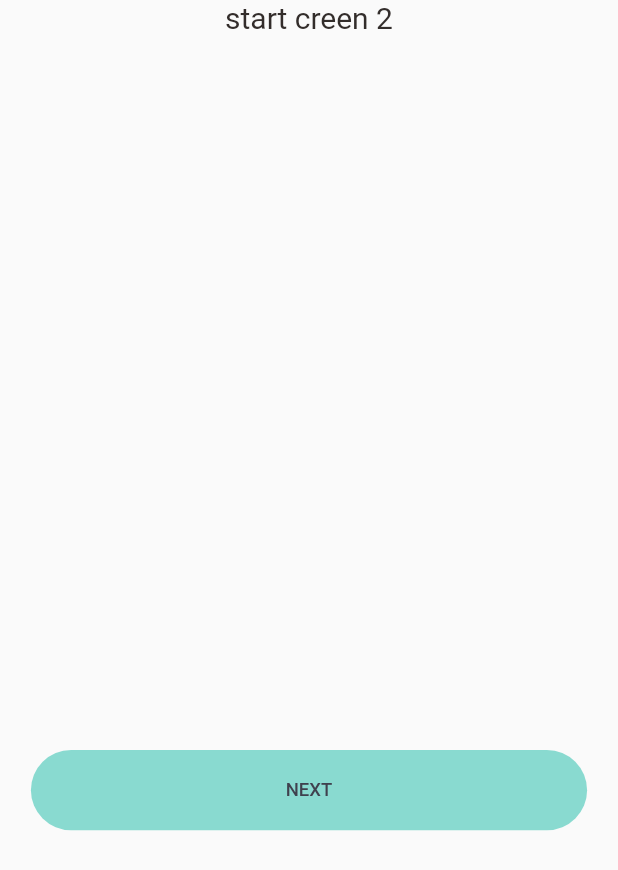
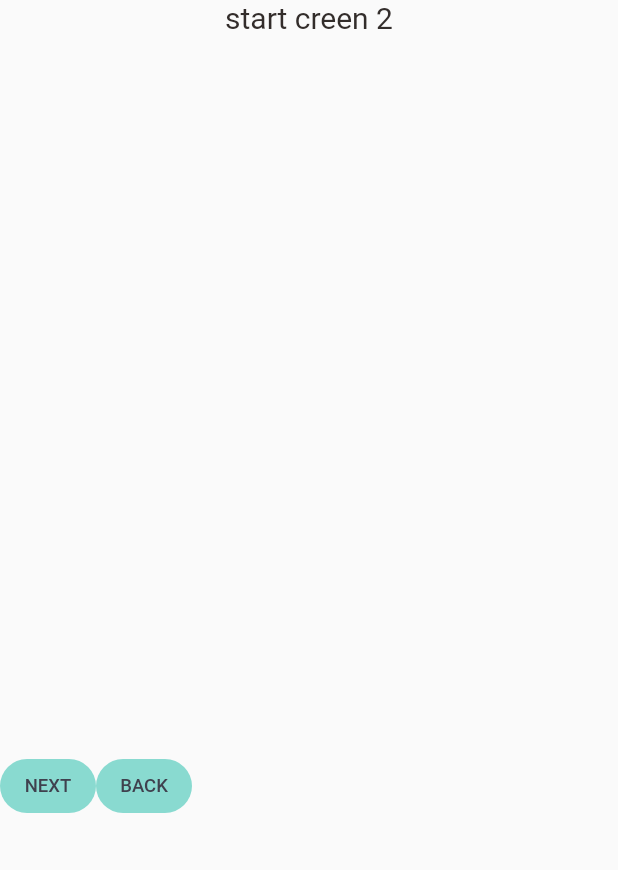
Before and after one commit to hoangtienbo001/my_demo_flutter, a Flutter app: the screen it shows after launch, after a tap on "NEXT", on a phone screen of 412 x 824 dp. Shown: the top 870 px of the screen. Run offline on Flutter 3.47's test engine with Material 2 defaults, Android fonts, the phone set to English and light mode, and no system bars; Roboto replaces fonts that are missing (HelveticaNeue).

Commit message:
fix button

```diff
--- a/lib/screems/startScreen/start1.dart
+++ b/lib/screems/startScreen/start1.dart
@@ -4,8 +4,8 @@ import 'package:flutter/material.dart';
 import 'package:flutter/src/widgets/container.dart';
 import 'package:flutter/src/widgets/framework.dart';
 
+import '../../static/colors.dart';
 import '../../utils/theme.dart';
-import '../../widgets/basic_button.dart';
 
 class Start1 extends StatelessWidget {
   const Start1({super.key});
@@ -26,20 +26,30 @@ class Start1 extends StatelessWidget {
         ),
         Align(
           alignment: const Alignment(0.0, 1.0),
-          child: BasicButton(
-            fixedSize: MaterialStateProperty.all(
-              Size(
-                size.width * 0.9,
-                size.height * 0.065,
-              ),
-            ),
-            textStyle: MaterialStateProperty.all(
-              PrimaryFont.medium(size.height * 0.015),
-            ),
-            text: 'NEXT',
+          child: ElevatedButton(
             onPressed: () {
               Navigator.of(context).pushNamed('$Start2');
             },
+            child: Text('NEXT'),
+            style: ButtonStyle(
+              backgroundColor: MaterialStateProperty.all(AppColors.mainColor),
+              shape: MaterialStateProperty.all(
+                RoundedRectangleBorder(
+                  borderRadius: BorderRadius.circular(38),
+                ),
+              ),
+              elevation: MaterialStateProperty.all(0),
+              fixedSize: MaterialStateProperty.all(
+                Size(
+                  size.width * 0.1,
+                  size.height * 0.01,
+                ),
+              ),
+              foregroundColor: MaterialStateProperty.all(kColorDarkGrey),
+              textStyle: MaterialStateProperty.all(
+                PrimaryFont.medium(size.height * 0.015),
+              ),
+            ),
           ),
         )
       ]),
--- a/lib/screems/startScreen/start2.dart
+++ b/lib/screems/startScreen/start2.dart
@@ -22,15 +22,44 @@ class Start2 extends StatelessWidget {
             decoration: BoxDecoration(),
             child: BigText(text: 'start creen 2'),
           ),
-          Align(
-            alignment: const Alignment(0.0, 1.0),
-            child: ElevatedButton(
+          // Align(
+          //   alignment: const Alignment(0.0, 1.0),
+          //   child: ElevatedButton(
+          //     onPressed: () {
+          //       Navigator.of(context).pushNamed('$Home');
+          //     },
+          //     child: Text('NEXT'),
+          //     style: ButtonStyle(
+          //       backgroundColor: MaterialStateProperty.all(AppColors.mainColor),
+          //       shape: MaterialStateProperty.all(
+          //         RoundedRectangleBorder(
+          //           borderRadius: BorderRadius.circular(38),
+          //         ),
+          //       ),
+          //       elevation: MaterialStateProperty.all(0),
+          //       fixedSize: MaterialStateProperty.all(
+          //         Size(
+          //           size.width,
+          //           size.height * 0.065,
+          //         ),
+          //       ),
+          //       foregroundColor: MaterialStateProperty.all(kColorDarkGrey),
+          //       textStyle: MaterialStateProperty.all(
+          //         PrimaryFont.medium(size.height * 0.015),
+          //       ),
+          //     ),
+          //   ),
+          // ),
+          Row(
+            children: [
+              ElevatedButton(
                 onPressed: () {
                   Navigator.of(context).pushNamed('$Home');
                 },
                 child: Text('NEXT'),
                 style: ButtonStyle(
-                backgroundColor: MaterialStateProperty.all(AppColors.mainColor),
+                  backgroundColor:
+                      MaterialStateProperty.all(AppColors.mainColor),
                   shape: MaterialStateProperty.all(
                     RoundedRectangleBorder(
                       borderRadius: BorderRadius.circular(38),
@@ -39,8 +68,8 @@ class Start2 extends StatelessWidget {
                   elevation: MaterialStateProperty.all(0),
                   fixedSize: MaterialStateProperty.all(
                     Size(
-                    size.width * 0.9,
-                    size.height * 0.065,
+                      size.width * 0.1,
+                      size.height * 0.01,
                     ),
                   ),
                   foregroundColor: MaterialStateProperty.all(kColorDarkGrey),
@@ -49,6 +78,33 @@ class Start2 extends StatelessWidget {
                   ),
                 ),
               ),
+              ElevatedButton(
+                onPressed: () {
+                  Navigator.pop(context);
+                },
+                child: Text('BACK'),
+                style: ButtonStyle(
+                  backgroundColor:
+                      MaterialStateProperty.all(AppColors.mainColor),
+                  shape: MaterialStateProperty.all(
+                    RoundedRectangleBorder(
+                      borderRadius: BorderRadius.circular(38),
+                    ),
+                  ),
+                  elevation: MaterialStateProperty.all(0),
+                  fixedSize: MaterialStateProperty.all(
+                    Size(
+                      size.width * 0.1,
+                      size.height * 0.01,
+                    ),
+                  ),
+                  foregroundColor: MaterialStateProperty.all(kColorDarkGrey),
+                  textStyle: MaterialStateProperty.all(
+                    PrimaryFont.medium(size.height * 0.015),
+                  ),
+                ),
+              ),
+            ],
           )
         ],
       ),
--- a/lib/widgets/basic_button.dart
+++ b/lib/widgets/basic_button.dart
@@ -23,7 +23,7 @@ class BasicButton extends StatelessWidget {
   Widget build(BuildContext context) {
     return ElevatedButton(
       onPressed: () {
-        Navigator.of(context).pushNamed('$Start2');
+
       },
       child: Text('$text'),
       style: ButtonStyle(
```
Lines whose indentation alone changed are shown as unchanged.
